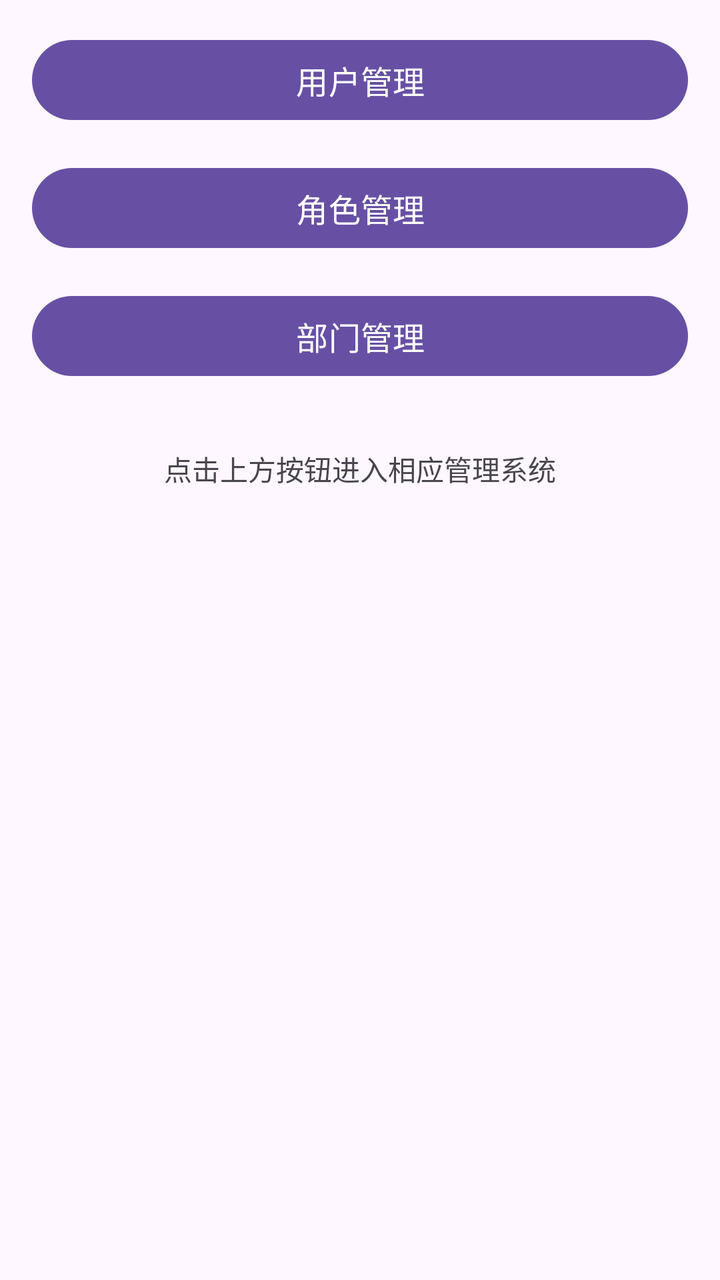
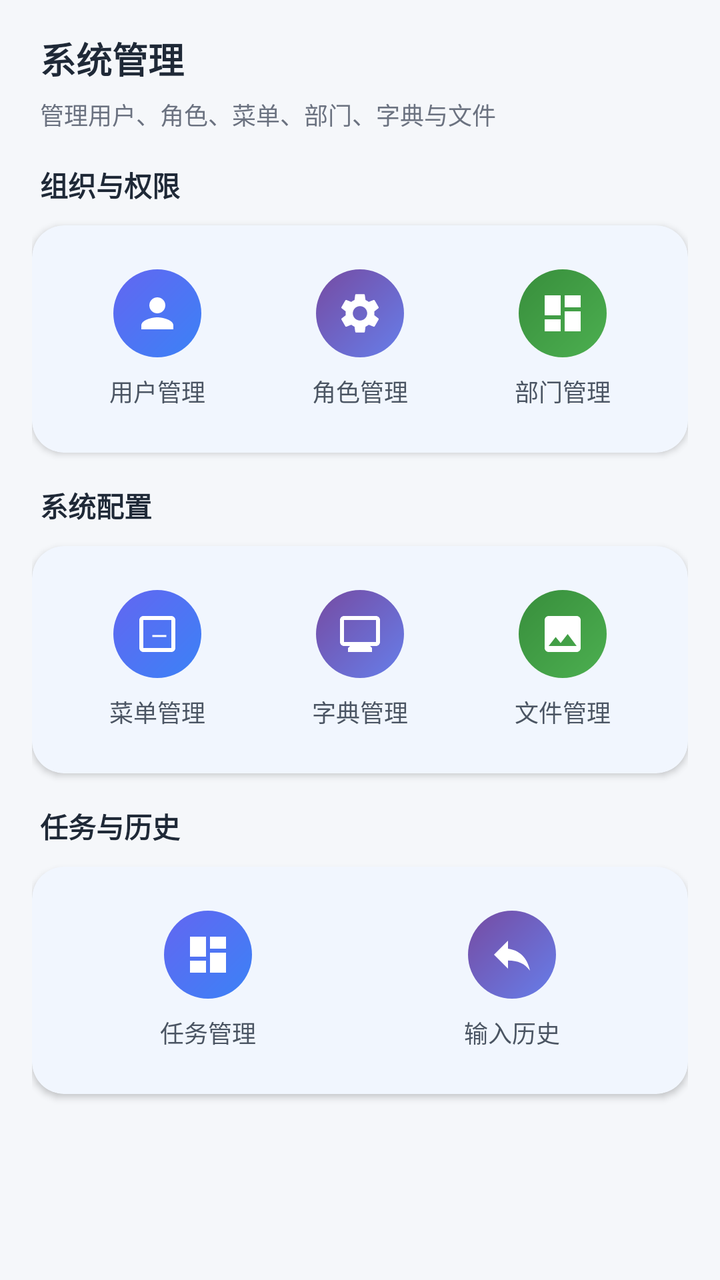

The first picture is an Android layout as it rendered before a commit; the second is the same layout after the commit. The layout source and the unified diff follow.
<!-- AndroidManifest.xml: application theme Theme.Dehaze -->
<!-- res/layout/fragment_system_management.xml -->
<?xml version="1.0" encoding="utf-8"?>
<LinearLayout xmlns:android="http://schemas.android.com/apk/res/android"
    android:layout_width="match_parent"
    android:layout_height="match_parent"
    android:orientation="vertical"
    android:padding="16dp">

    <com.google.android.material.button.MaterialButton
        android:id="@+id/user_management_button"
        android:layout_width="match_parent"
        android:layout_height="wrap_content"
        android:layout_marginBottom="16dp"
        android:text="用户管理"
        android:textSize="16sp" />

    <com.google.android.material.button.MaterialButton
        android:id="@+id/role_management_button"
        android:layout_width="match_parent"
        android:layout_height="wrap_content"
        android:layout_marginBottom="16dp"
        android:text="角色管理"
        android:textSize="16sp" />

    <com.google.android.material.button.MaterialButton
        android:id="@+id/department_management_button"
        android:layout_width="match_parent"
        android:layout_height="wrap_content"
        android:layout_marginBottom="16dp"
        android:text="部门管理"
        android:textSize="16sp" />

    <TextView
        android:layout_width="match_parent"
        android:layout_height="wrap_content"
        android:layout_marginTop="16dp"
        android:text="点击上方按钮进入相应管理系统"
        android:textAlignment="center"
        android:textSize="14sp" />

</LinearLayout>
<!-- resources referenced by this layout -->
<resources>
  <style name="Theme.Dehaze" parent="Theme.MaterialComponents.DayNight.DarkActionBar">
          
          <item name="colorPrimary">@color/purple_500</item>
          <item name="colorPrimaryVariant">@color/purple_700</item>
          <item name="colorOnPrimary">@color/white</item>
          
          <item name="colorSecondary">@color/teal_200</item>
          <item name="colorSecondaryVariant">@color/teal_700</item>
          <item name="colorOnSecondary">@color/black</item>
          
          <item name="android:statusBarColor">?attr/colorPrimaryVariant</item>
          
      </style>
  <color name="purple_500">#FF6200EE</color>
  <color name="purple_700">#FF3700B3</color>
  <color name="teal_200">#FF03DAC5</color>
  <color name="teal_700">#FF018786</color>
  <color name="black">#FF000000</color>
  <!-- unchanged entries left out for length: 1 -->
</resources>

<!-- the commit's change to res/layout/fragment_system_management.xml (unified diff, before → after) -->
@@ -1,40 +1,354 @@
 <?xml version="1.0" encoding="utf-8"?>
-<LinearLayout xmlns:android="http://schemas.android.com/apk/res/android"
+<androidx.core.widget.NestedScrollView xmlns:android="http://schemas.android.com/apk/res/android"
+    xmlns:app="http://schemas.android.com/apk/res-auto"
     android:layout_width="match_parent"
     android:layout_height="match_parent"
-    android:orientation="vertical"
-    android:padding="16dp">
-
-    <com.google.android.material.button.MaterialButton
-        android:id="@+id/user_management_button"
+    android:background="@color/bg_page"
+    android:fillViewport="true">
+
+    <LinearLayout
         android:layout_width="match_parent"
         android:layout_height="wrap_content"
-        android:layout_marginBottom="16dp"
-        android:text="用户管理"
-        android:textSize="16sp" />
-
-    <com.google.android.material.button.MaterialButton
-        android:id="@+id/role_management_button"
-        android:layout_width="match_parent"
-        android:layout_height="wrap_content"
-        android:layout_marginBottom="16dp"
-        android:text="角色管理"
-        android:textSize="16sp" />
-
-    <com.google.android.material.button.MaterialButton
-        android:id="@+id/department_management_button"
-        android:layout_width="match_parent"
-        android:layout_height="wrap_content"
-        android:layout_marginBottom="16dp"
-        android:text="部门管理"
-        android:textSize="16sp" />
-
-    <TextView
-        android:layout_width="match_parent"
-        android:layout_height="wrap_content"
-        android:layout_marginTop="16dp"
-        android:text="点击上方按钮进入相应管理系统"
-        android:textAlignment="center"
-        android:textSize="14sp" />
-
-</LinearLayout>
+        android:orientation="vertical"
+        android:paddingStart="16dp"
+        android:paddingEnd="16dp"
+        android:paddingTop="16dp"
+        android:paddingBottom="24dp">
+
+        
+        <TextView
+            android:layout_width="match_parent"
+            android:layout_height="wrap_content"
+            android:layout_marginStart="4dp"
+            android:layout_marginBottom="6dp"
+            android:text="系统管理"
+            android:textColor="@color/text_primary"
+            android:textSize="18sp"
+            android:textStyle="bold" />
+
+        <TextView
+            android:layout_width="match_parent"
+            android:layout_height="wrap_content"
+            android:layout_marginStart="4dp"
+            android:layout_marginBottom="16dp"
+            android:text="管理用户、角色、菜单、部门、字典与文件"
+            android:textColor="@color/text_secondary"
+            android:textSize="12sp" />
+
+        
+        <TextView
+            android:layout_width="match_parent"
+            android:layout_height="wrap_content"
+            android:layout_marginStart="4dp"
+            android:layout_marginBottom="10dp"
+            android:text="组织与权限"
+            android:textColor="@color/text_primary"
+            android:textSize="14sp"
+            android:textStyle="bold" />
+
+        <com.google.android.material.card.MaterialCardView
+            android:layout_width="match_parent"
+            android:layout_height="wrap_content"
+            android:layout_marginBottom="16dp"
+            app:cardCornerRadius="16dp"
+            app:cardElevation="2dp"
+            app:strokeWidth="0dp">
+
+            <LinearLayout
+                android:layout_width="match_parent"
+                android:layout_height="wrap_content"
+                android:orientation="horizontal"
+                android:padding="12dp"
+                android:weightSum="3">
+
+                <LinearLayout
+                    android:id="@+id/user_management_button"
+                    android:layout_width="0dp"
+                    android:layout_height="wrap_content"
+                    android:layout_weight="1"
+                    android:background="?attr/selectableItemBackgroundBorderless"
+                    android:clickable="true"
+                    android:focusable="true"
+                    android:gravity="center"
+                    android:orientation="vertical"
+                    android:padding="10dp">
+
+                    <ImageView
+                        android:layout_width="44dp"
+                        android:layout_height="44dp"
+                        android:background="@drawable/bg_icon_blue"
+                        android:padding="10dp"
+                        android:src="@drawable/ic_user"
+                        app:tint="@color/white" />
+
+                    <TextView
+                        android:layout_width="wrap_content"
+                        android:layout_height="wrap_content"
+                        android:layout_marginTop="8dp"
+                        android:text="用户管理"
+                        android:textColor="@color/text_regular"
+                        android:textSize="12sp" />
+                </LinearLayout>
+
+                <LinearLayout
+                    android:id="@+id/role_management_button"
+                    android:layout_width="0dp"
+                    android:layout_height="wrap_content"
+                    android:layout_weight="1"
+                    android:background="?attr/selectableItemBackgroundBorderless"
+                    android:clickable="true"
+                    android:focusable="true"
+                    android:gravity="center"
+                    android:orientation="vertical"
+                    android:padding="10dp">
+
+                    <ImageView
+                        android:layout_width="44dp"
+                        android:layout_height="44dp"
+                        android:background="@drawable/bg_icon_purple"
+                        android:padding="10dp"
+                        android:src="@drawable/ic_settings"
+                        app:tint="@color/white" />
+
+                    <TextView
+                        android:layout_width="wrap_content"
+                        android:layout_height="wrap_content"
+                        android:layout_marginTop="8dp"
+                        android:text="角色管理"
+                        android:textColor="@color/text_regular"
+                        android:textSize="12sp" />
+                </LinearLayout>
+
+                <LinearLayout
+                    android:id="@+id/department_management_button"
+                    android:layout_width="0dp"
+                    android:layout_height="wrap_content"
+                    android:layout_weight="1"
+                    android:background="?attr/selectableItemBackgroundBorderless"
+                    android:clickable="true"
+                    android:focusable="true"
+                    android:gravity="center"
+                    android:orientation="vertical"
+                    android:padding="10dp">
+
+                    <ImageView
+                        android:layout_width="44dp"
+                        android:layout_height="44dp"
+                        android:background="@drawable/bg_icon_green"
+                        android:padding="10dp"
+                        android:src="@drawable/ic_dashboard"
+                        app:tint="@color/white" />
+
+                    <TextView
+                        android:layout_width="wrap_content"
+                        android:layout_height="wrap_content"
+                        android:layout_marginTop="8dp"
+                        android:text="部门管理"
+                        android:textColor="@color/text_regular"
+                        android:textSize="12sp" />
+                </LinearLayout>
+            </LinearLayout>
+        </com.google.android.material.card.MaterialCardView>
+
+        
+        <TextView
+            android:layout_width="match_parent"
+            android:layout_height="wrap_content"
+            android:layout_marginStart="4dp"
+            android:layout_marginBottom="10dp"
+            android:text="系统配置"
+            android:textColor="@color/text_primary"
+            android:textSize="14sp"
+            android:textStyle="bold" />
+
+        <com.google.android.material.card.MaterialCardView
+            android:layout_width="match_parent"
+            android:layout_height="wrap_content"
+            android:layout_marginBottom="16dp"
+            app:cardCornerRadius="16dp"
+            app:cardElevation="2dp"
+            app:strokeWidth="0dp">
+
+            <LinearLayout
+                android:layout_width="match_parent"
+                android:layout_height="wrap_content"
+                android:orientation="horizontal"
+                android:padding="12dp"
+                android:weightSum="3">
+
+                <LinearLayout
+                    android:id="@+id/menu_management_button"
+                    android:layout_width="0dp"
+                    android:layout_height="wrap_content"
+                    android:layout_weight="1"
+                    android:background="?attr/selectableItemBackgroundBorderless"
+                    android:clickable="true"
+                    android:focusable="true"
+                    android:gravity="center"
+                    android:orientation="vertical"
+                    android:padding="10dp">
+
+                    <ImageView
+                        android:layout_width="44dp"
+                        android:layout_height="44dp"
+                        android:background="@drawable/bg_icon_blue"
+                        android:padding="10dp"
+                        android:src="@drawable/ic_algorithm"
+                        app:tint="@color/white" />
+
+                    <TextView
+                        android:layout_width="wrap_content"
+                        android:layout_height="wrap_content"
+                        android:layout_marginTop="8dp"
+                        android:text="菜单管理"
+                        android:textColor="@color/text_regular"
+                        android:textSize="12sp" />
+                </LinearLayout>
+
+                <LinearLayout
+                    android:id="@+id/dict_type_management_button"
+                    android:layout_width="0dp"
+                    android:layout_height="wrap_content"
+                    android:layout_weight="1"
+                    android:background="?attr/selectableItemBackgroundBorderless"
+                    android:clickable="true"
+                    android:focusable="true"
+                    android:gravity="center"
+                    android:orientation="vertical"
+                    android:padding="10dp">
+
+                    <ImageView
+                        android:layout_width="44dp"
+                        android:layout_height="44dp"
+                        android:background="@drawable/bg_icon_purple"
+                        android:padding="10dp"
+                        android:src="@drawable/ic_dataset"
+                        app:tint="@color/white" />
+
+                    <TextView
+                        android:layout_width="wrap_content"
+                        android:layout_height="wrap_content"
+                        android:layout_marginTop="8dp"
+                        android:text="字典管理"
+                        android:textColor="@color/text_regular"
+                        android:textSize="12sp" />
+                </LinearLayout>
+
+                <LinearLayout
+                    android:id="@+id/file_management_button"
+                    android:layout_width="0dp"
+                    android:layout_height="wrap_content"
+                    android:layout_weight="1"
+                    android:background="?attr/selectableItemBackgroundBorderless"
+                    android:clickable="true"
+                    android:focusable="true"
+                    android:gravity="center"
+                    android:orientation="vertical"
+                    android:padding="10dp">
+
+                    <ImageView
+                        android:layout_width="44dp"
+                        android:layout_height="44dp"
+                        android:background="@drawable/bg_icon_green"
+                        android:padding="10dp"
+                        android:src="@drawable/ic_image"
+                        app:tint="@color/white" />
+
+                    <TextView
+                        android:layout_width="wrap_content"
+                        android:layout_height="wrap_content"
+                        android:layout_marginTop="8dp"
+                        android:text="文件管理"
+                        android:textColor="@color/text_regular"
+                        android:textSize="12sp" />
+                </LinearLayout>
+            </LinearLayout>
+        </com.google.android.material.card.MaterialCardView>
+
+        
+        <TextView
+            android:layout_width="match_parent"
+            android:layout_height="wrap_content"
+            android:layout_marginStart="4dp"
+            android:layout_marginBottom="10dp"
+            android:text="任务与历史"
+            android:textColor="@color/text_primary"
+            android:textSize="14sp"
+            android:textStyle="bold" />
+
+        <com.google.android.material.card.MaterialCardView
+            android:layout_width="match_parent"
+            android:layout_height="wrap_content"
+            app:cardCornerRadius="16dp"
+            app:cardElevation="2dp"
+            app:strokeWidth="0dp">
+
+            <LinearLayout
+                android:layout_width="match_parent"
+                android:layout_height="wrap_content"
+                android:orientation="horizontal"
+                android:padding="12dp"
+                android:weightSum="2">
+
+                <LinearLayout
+                    android:id="@+id/task_management_button"
+                    android:layout_width="0dp"
+                    android:layout_height="wrap_content"
+                    android:layout_weight="1"
+                    android:background="?attr/selectableItemBackgroundBorderless"
+                    android:clickable="true"
+                    android:focusable="true"
+                    android:gravity="center"
+                    android:orientation="vertical"
+                    android:padding="10dp">
+
+                    <ImageView
+                        android:layout_width="44dp"
+                        android:layout_height="44dp"
+                        android:background="@drawable/bg_icon_blue"
+                        android:padding="10dp"
+                        android:src="@drawable/ic_dashboard"
+                        app:tint="@color/white" />
+
+                    <TextView
+                        android:layout_width="wrap_content"
+                        android:layout_height="wrap_content"
+                        android:layout_marginTop="8dp"
+                        android:text="任务管理"
+                        android:textColor="@color/text_regular"
+                        android:textSize="12sp" />
+                </LinearLayout>
+
+                <LinearLayout
+                    android:id="@+id/input_history_button"
+                    android:layout_width="0dp"
+                    android:layout_height="wrap_content"
+                    android:layout_weight="1"
+                    android:background="?attr/selectableItemBackgroundBorderless"
+                    android:clickable="true"
+                    android:focusable="true"
+                    android:gravity="center"
+                    android:orientation="vertical"
+                    android:padding="10dp">
+
+                    <ImageView
+                        android:layout_width="44dp"
+                        android:layout_height="44dp"
+                        android:background="@drawable/bg_icon_purple"
+                        android:padding="10dp"
+                        android:src="@drawable/ic_image_compare"
+                        app:tint="@color/white" />
+
+                    <TextView
+                        android:layout_width="wrap_content"
+                        android:layout_height="wrap_content"
+                        android:layout_marginTop="8dp"
+                        android:text="输入历史"
+                        android:textColor="@color/text_regular"
+                        android:textSize="12sp" />
+                </LinearLayout>
+            </LinearLayout>
+        </com.google.android.material.card.MaterialCardView>
+
+    </LinearLayout>
+</androidx.core.widget.NestedScrollView>
<!-- resource entries referenced after the edit -->
@@ -1,23 +1,158 @@
 <!-- resources referenced by this layout -->
 <resources>
-  <style name="Theme.Dehaze" parent="Theme.MaterialComponents.DayNight.DarkActionBar">
+  <color name="bg_page">#FFF5F7FA</color>
+  <color name="text_primary">#FF1F2937</color>
+  <color name="text_regular">#FF4B5563</color>
+  <color name="text_secondary">#FF6B7280</color>
+  <!-- drawable bg_icon_blue (drawable) -->
+  <?xml version="1.0" encoding="utf-8"?>
+  <shape xmlns:android="http://schemas.android.com/apk/res/android"
+      android:shape="oval">
+      <gradient
+          android:angle="135"
+          android:startColor="@color/brand_gradient_start"
+          android:endColor="@color/brand_gradient_end" />
+      <size android:width="44dp" android:height="44dp" />
+  </shape>
+  <!-- drawable bg_icon_green (drawable) -->
+  <?xml version="1.0" encoding="utf-8"?>
+  <shape xmlns:android="http://schemas.android.com/apk/res/android"
+      android:shape="oval">
+      <gradient
+          android:angle="135"
+          android:startColor="#FF4CAF50"
+          android:endColor="#FF388E3C" />
+      <size android:width="44dp" android:height="44dp" />
+  </shape>
+  <!-- drawable bg_icon_purple (drawable) -->
+  <?xml version="1.0" encoding="utf-8"?>
+  <shape xmlns:android="http://schemas.android.com/apk/res/android"
+      android:shape="oval">
+      <gradient
+          android:angle="135"
+          android:startColor="@color/metric_gradient_start"
+          android:endColor="@color/metric_gradient_end" />
+      <size android:width="44dp" android:height="44dp" />
+  </shape>
+  <!-- drawable ic_algorithm (drawable) -->
+  <vector xmlns:android="http://schemas.android.com/apk/res/android"
+      android:width="24dp"
+      android:height="24dp"
+      android:viewportWidth="24"
+      android:viewportHeight="24"
+      android:tint="?attr/colorOnSurface">
+    <path
+        android:fillColor="@android:color/white"
+        android:pathData="M19,3L5,3c-1.1,0 -2,0.9 -2,2v14c0,1.1 0.9,2 2,2h14c1.1,0 2,-0.9 2,-2L21,5c0,-1.1 -0.9,-2 -2,-2zM19,19L5,19L5,5h14v14zM16.5,12.5h-7v1h7v-1z"/>
+  </vector>
+  <!-- drawable ic_dashboard (drawable) -->
+  <vector xmlns:android="http://schemas.android.com/apk/res/android"
+      android:width="24dp"
+      android:height="24dp"
+      android:viewportWidth="24"
+      android:viewportHeight="24"
+      android:tint="?attr/colorOnSurface">
+    <path
+        android:fillColor="@android:color/white"
+        android:pathData="M3,13h8L11,3L3,3v10zM3,21h8v-6L3,15v6zM13,21h8L21,11h-8v10zM13,3v6h8L21,3h-8z"/>
+  </vector>
+  <!-- drawable ic_dataset (drawable) -->
+  <vector xmlns:android="http://schemas.android.com/apk/res/android"
+      android:width="24dp"
+      android:height="24dp"
+      android:viewportWidth="24"
+      android:viewportHeight="24"
+      android:tint="?attr/colorOnSurface">
+    <path
+        android:fillColor="@android:color/white"
+        android:pathData="M20,3L4,3c-1.1,0 -2,0.9 -2,2v11c0,1.1 0.9,2 2,2h3l-1,1v2h12v-2l-1,-1h3c1.1,0 2,-0.9 2,-2L22,5c0,-1.1 -0.9,-2 -2,-2zM20,16L4,16L4,5h16v11z"/>
+  </vector>
+  <!-- drawable ic_image (drawable) -->
+  <vector xmlns:android="http://schemas.android.com/apk/res/android"
+      android:width="24dp"
+      android:height="24dp"
+      android:viewportWidth="24"
+      android:viewportHeight="24"
+      android:tint="?attr/colorOnSurface">
+    <path
+        android:fillColor="@android:color/white"
+        android:pathData="M21,19V5c0,-1.1 -0.9,-2 -2,-2H5c-1.1,0 -2,0.9 -2,2v14c0,1.1 0.9,2 2,2h14c1.1,0 2,-0.9 2,-2zM8.5,13.5l2.5,3.01L14.5,12l4.5,6H5l3.5,-4.5z"/>
+  </vector>
+  <!-- drawable ic_image_compare (drawable) -->
+  <vector xmlns:android="http://schemas.android.com/apk/res/android"
+      android:width="24dp"
+      android:height="24dp"
+      android:viewportWidth="24"
+      android:viewportHeight="24"
+      android:tint="?attr/colorOnSurface">
+    <path
+        android:fillColor="@android:color/white"
+        android:pathData="M10,9V5l-7,7 7,7v-4.1c5,0 8.5,1.6 11,5.1 -1,-5 -4,-10 -11,-11z"/>
+  </vector>
+  <!-- drawable ic_settings (drawable) -->
+  <vector xmlns:android="http://schemas.android.com/apk/res/android"
+      android:width="24dp"
+      android:height="24dp"
+      android:viewportWidth="24"
+      android:viewportHeight="24"
+      android:tint="?attr/colorOnSurface">
+    <path
+        android:fillColor="@android:color/white"
+        android:pathData="M19.14,12.94c0.04,-0.3 0.06,-0.61 0.06,-0.94c0,-0.32 -0.02,-0.64 -0.07,-0.94l2.03,-1.58c0.18,-0.14 0.23,-0.41 0.12,-0.61l-1.92,-3.32c-0.12,-0.22 -0.37,-0.29 -0.59,-0.22l-2.39,0.96c-0.5,-0.38 -1.03,-0.7 -1.62,-0.94L14.4,2.81c-0.04,-0.24 -0.24,-0.41 -0.48,-0.41h-3.84c-0.24,0 -0.43,0.17 -0.47,0.41L9.25,5.35C8.66,5.59 8.12,5.92 7.63,6.29L5.24,5.33c-0.22,-0.08 -0.47,0 -0.59,0.22L2.74,8.87C2.62,9.08 2.66,9.34 2.86,9.48l2.03,1.58C4.84,11.36 4.82,11.69 4.82,12s0.02,0.64 0.07,0.94l-2.03,1.58c-0.18,0.14 -0.23,0.41 -0.12,0.61l1.92,3.32c0.12,0.22 0.37,0.29 0.59,0.22l2.39,-0.96c0.5,0.38 1.03,0.7 1.62,0.94l0.36,2.54c0.05,0.24 0.24,0.41 0.48,0.41h3.84c0.24,0 0.44,-0.17 0.47,-0.41l0.36,-2.54c0.59,-0.24 1.13,-0.56 1.62,-0.94l2.39,0.96c0.22,0.08 0.47,0 0.59,-0.22l1.92,-3.32c0.12,-0.22 0.07,-0.47 -0.12,-0.61L19.14,12.94zM12,15.6c-1.98,0 -3.6,-1.62 -3.6,-3.6s1.62,-3.6 3.6,-3.6s3.6,1.62 3.6,3.6S13.98,15.6 12,15.6z"/>
+  </vector>
+  <!-- drawable ic_user (drawable) -->
+  <vector xmlns:android="http://schemas.android.com/apk/res/android"
+      android:width="24dp"
+      android:height="24dp"
+      android:viewportWidth="24"
+      android:viewportHeight="24"
+      android:tint="?attr/colorOnSurface">
+    <path
+        android:fillColor="@android:color/white"
+        android:pathData="M12,12c2.21,0 4,-1.79 4,-4s-1.79,-4 -4,-4 -4,1.79 -4,4 1.79,4 4,4zM12,14c-2.67,0 -8,1.34 -8,4v2h16v-2c0,-2.66 -5.33,-4 -8,-4z"/>
+  </vector>
+  <style name="Theme.Dehaze" parent="Base.Theme.Dehaze">
           
-          <item name="colorPrimary">@color/purple_500</item>
-          <item name="colorPrimaryVariant">@color/purple_700</item>
+          <item name="colorPrimary">@color/brand_primary</item>
+          <item name="colorPrimaryVariant">@color/brand_primary_dark</item>
+          <item name="colorOnPrimary">@color/white</item>
+          <item name="colorSecondary">@color/brand_secondary</item>
+          <item name="colorOnSecondary">@color/white</item>
+          <item name="android:colorBackground">@color/bg_page</item>
+          <item name="colorSurface">@color/bg_card</item>
+          <item name="android:statusBarColor">@color/brand_primary</item>
+      </style>
+  <color name="brand_gradient_start">#FF3B82F6</color>
+  <color name="brand_gradient_end">#FF6366F1</color>
+  <color name="metric_gradient_start">#FF667EEA</color>
+  <color name="metric_gradient_end">#FF764BA2</color>
+  <style name="Base.Theme.Dehaze" parent="Theme.Material3.DayNight.NoActionBar">
+          
+          <item name="colorPrimary">@color/brand_primary</item>
+          <item name="colorPrimaryVariant">@color/brand_primary_dark</item>
           <item name="colorOnPrimary">@color/white</item>
           
-          <item name="colorSecondary">@color/teal_200</item>
-          <item name="colorSecondaryVariant">@color/teal_700</item>
-          <item name="colorOnSecondary">@color/black</item>
+          <item name="colorSecondary">@color/brand_secondary</item>
+          <item name="colorOnSecondary">@color/white</item>
           
-          <item name="android:statusBarColor">?attr/colorPrimaryVariant</item>
+          <item name="android:colorBackground">@color/bg_page</item>
+          <item name="colorSurface">@color/bg_card</item>
+          <item name="colorOnSurface">@color/text_primary</item>
           
+          <item name="colorError">@color/color_error</item>
+          
+          <item name="android:statusBarColor">@color/brand_primary</item>
+          <item name="android:windowLightStatusBar">false</item>
+          
+          <item name="android:fontFamily">sans-serif</item>
+          <item name="android:textColorPrimary">@color/text_primary</item>
+          <item name="android:textColorSecondary">@color/text_secondary</item>
       </style>
-  <color name="purple_500">#FF6200EE</color>
-  <color name="purple_700">#FF3700B3</color>
-  <color name="teal_200">#FF03DAC5</color>
-  <color name="teal_700">#FF018786</color>
-  <color name="black">#FF000000</color>
+  <color name="brand_primary">#FF3B82F6</color>
+  <color name="brand_primary_dark">#FF6366F1</color>
+  <color name="brand_secondary">#FF4285F4</color>
+  <color name="bg_card">#FFFFFFFF</color>
+  <color name="color_error">#FFF44336</color>
   <!-- unchanged entries left out for length: 1 -->
 </resources>
 
